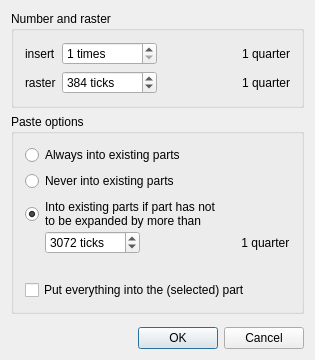
emrum/muse, file muse3/muse/components/pasteeventsdialogbase.ui: the form before one commit.
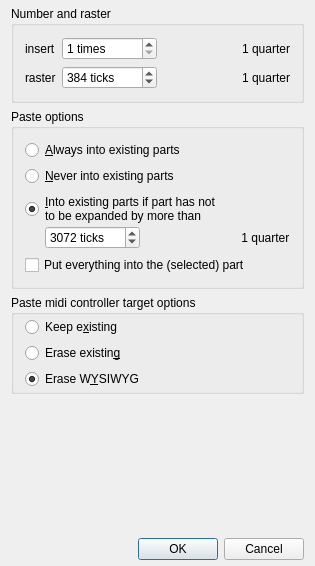
The form after the commit. Icons and pictures are not drawn.

Commit message: Implement controller pasting erase options

The edit to the form file:
```diff
--- a/muse3/muse/components/pasteeventsdialogbase.ui
+++ b/muse3/muse/components/pasteeventsdialogbase.ui
@@ -7,7 +7,7 @@
     <x>0</x>
     <y>0</y>
     <width>315</width>
-    <height>360</height>
+    <height>566</height>
    </rect>
   </property>
   <property name="windowTitle">
@@ -17,9 +17,18 @@
    <property name="spacing">
     <number>6</number>
    </property>
-   <property name="margin">
+   <property name="leftMargin">
     <number>11</number>
    </property>
+   <property name="topMargin">
+    <number>6</number>
+   </property>
+   <property name="rightMargin">
+    <number>11</number>
+   </property>
+   <property name="bottomMargin">
+    <number>6</number>
+   </property>
    <item>
     <widget class="QGroupBox" name="rangeBox">
      <property name="title">
@@ -134,7 +143,7 @@
       <item>
        <widget class="QRadioButton" name="never_new_button">
         <property name="text">
-         <string>Always into existing parts</string>
+         <string>&amp;Always into existing parts</string>
         </property>
         <property name="checkable">
          <bool>true</bool>
@@ -147,7 +156,7 @@
       <item>
        <widget class="QRadioButton" name="always_new_button">
         <property name="text">
-         <string>Never into existing parts</string>
+         <string>&amp;Never into existing parts</string>
         </property>
        </widget>
       </item>
@@ -159,7 +168,7 @@
         <item>
          <widget class="QRadioButton" name="sometimes_into_new_button">
           <property name="text">
-           <string>Into existing parts if part has not
+           <string>&amp;Into existing parts if part has not
 to be expanded by more than </string>
           </property>
           <property name="checked">
@@ -231,19 +240,6 @@
         </item>
        </layout>
       </item>
-      <item>
-       <spacer name="horizontalSpacer">
-        <property name="orientation">
-         <enum>Qt::Horizontal</enum>
-        </property>
-        <property name="sizeHint" stdset="0">
-         <size>
-          <width>40</width>
-          <height>20</height>
-         </size>
-        </property>
-       </spacer>
-      </item>
       <item>
        <widget class="QCheckBox" name="all_into_selected_part_checkbox">
         <property name="text">
@@ -254,6 +250,84 @@
      </layout>
     </widget>
    </item>
+   <item>
+    <widget class="QGroupBox" name="groupBox">
+     <property name="title">
+      <string>Paste midi controller target options</string>
+     </property>
+     <layout class="QVBoxLayout" name="verticalLayout_4">
+      <property name="topMargin">
+       <number>2</number>
+      </property>
+      <property name="bottomMargin">
+       <number>2</number>
+      </property>
+      <item>
+       <widget class="QRadioButton" name="no_ctrl_erase_button">
+        <property name="text">
+         <string>Keep e&amp;xisting</string>
+        </property>
+        <property name="icon">
+         <iconset resource="../../resources.qrc">
+          <normaloff>:/svg/paste_ctrl.svg</normaloff>:/svg/paste_ctrl.svg</iconset>
+        </property>
+        <property name="iconSize">
+         <size>
+          <width>114</width>
+          <height>38</height>
+         </size>
+        </property>
+       </widget>
+      </item>
+      <item>
+       <widget class="QRadioButton" name="ctrl_erase_button">
+        <property name="sizePolicy">
+         <sizepolicy hsizetype="Minimum" vsizetype="Fixed">
+          <horstretch>0</horstretch>
+          <verstretch>0</verstretch>
+         </sizepolicy>
+        </property>
+        <property name="text">
+         <string>Erase existin&amp;g</string>
+        </property>
+        <property name="icon">
+         <iconset resource="../../resources.qrc">
+          <normaloff>:/svg/paste_ctrl_erase.svg</normaloff>:/svg/paste_ctrl_erase.svg</iconset>
+        </property>
+        <property name="iconSize">
+         <size>
+          <width>114</width>
+          <height>38</height>
+         </size>
+        </property>
+        <property name="checked">
+         <bool>false</bool>
+        </property>
+       </widget>
+      </item>
+      <item>
+       <widget class="QRadioButton" name="ctrl_erase_wysiwyg_button">
+        <property name="text">
+         <string>Erase W&amp;YSIWYG</string>
+        </property>
+        <property name="icon">
+         <iconset resource="../../resources.qrc">
+          <normaloff>:/svg/paste_ctrl_erase_wysiwyg.svg</normaloff>:/svg/paste_ctrl_erase_wysiwyg.svg</iconset>
+        </property>
+        <property name="iconSize">
+         <size>
+          <width>114</width>
+          <height>38</height>
+         </size>
+        </property>
+        <property name="checked">
+         <bool>true</bool>
+        </property>
+       </widget>
+      </item>
+     </layout>
+    </widget>
+   </item>
    <item>
     <spacer name="verticalSpacer">
      <property name="orientation">
```
Left out of the diff: 4 changed lines with no effect on the pictures. The commit also changes 21 other files.
